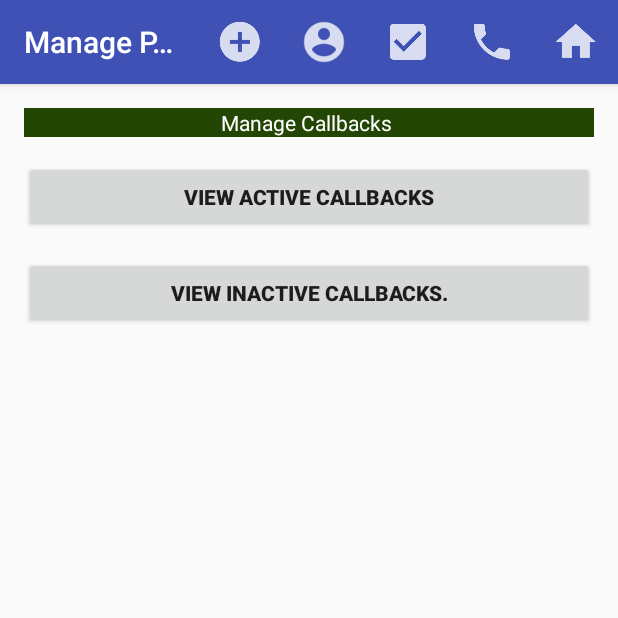
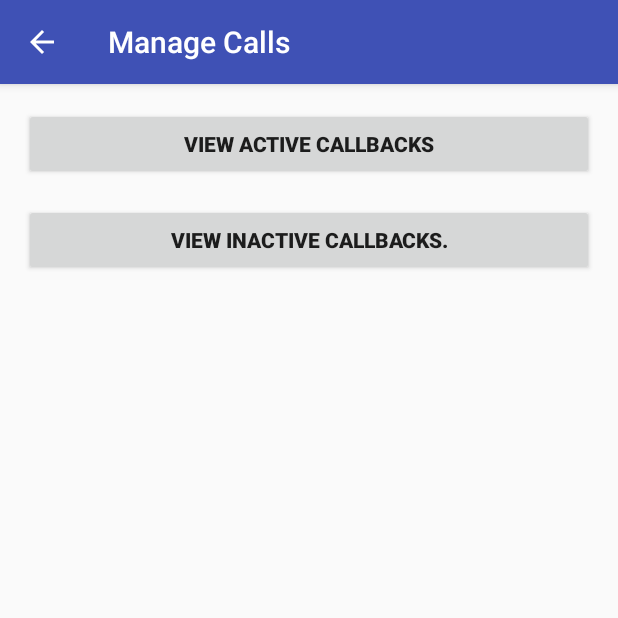
Before and after one commit to pngobiro/nyingi-app, an Android app: the ManageCallbacksActivity screen opened directly, with no data from a screen before it, on a phone screen of 412 x 824 dp, the top half of it. Run offline under Robolectric (Android 15) with nearby library versions, the phone set to English and light mode, and no system bars; libraries missing offline, so code that uses them is left out: com.parse, com.parse.ui.

Commit message:
minor changes

```diff
--- a/app/src/main/java/com/ngobiro/biroproperties/activities/ManageCallbacksActivity.kt
+++ b/app/src/main/java/com/ngobiro/biroproperties/activities/ManageCallbacksActivity.kt
@@ -16,6 +16,11 @@ class ManageCallbacksActivity : AppCompatActivity() {
         super.onCreate(savedInstanceState)
         setContentView(R.layout.activity_manage_callbacks)
 
+        supportActionBar?.setTitle("Manage Calls")
+        supportActionBar?.setDisplayHomeAsUpEnabled(true)
+        supportActionBar?.setDisplayShowHomeEnabled(true)
+
+
         view_active_callbacks_btn.setOnClickListener {
 
             val intent = Intent(applicationContext, DisplayActiveCallbacksActivity::class.java)
@@ -26,30 +31,14 @@ class ManageCallbacksActivity : AppCompatActivity() {
         }
     }
 
-    override fun onCreateOptionsMenu(menu: Menu?): Boolean {
-        val menuInflater = menuInflater
-        menuInflater.inflate(R.menu.manage_plot, menu)
 
-
-        return super.onCreateOptionsMenu(menu)
-    }
 
     override fun onOptionsItemSelected(item: MenuItem?): Boolean {
 
-        if (item?.itemId == R.id.add_plot) {
-            var intent = Intent(this, AddNewPlotActivity::class.java)
-
-            startActivity(intent)
+        if (item?.itemId == android.R.id.home) {
+            finish()
         }
 
-        if (item?.itemId == R.id.log_out) {
-            ParseUser.logOut()
-
-            val builder = ParseLoginBuilder(this)
-            startActivityForResult(builder.build(), 0)
-
-
-        }
 
 
 
--- a/app/src/main/java/com/ngobiro/biroproperties/adapters/PlotsAdapter.kt
+++ b/app/src/main/java/com/ngobiro/biroproperties/adapters/PlotsAdapter.kt
@@ -90,8 +90,8 @@ class  PlotsAdapter(private var list: ArrayList<Plot>, val listener: (Plot) -> U
     }
 
 
-    fun filterList(filterdPlot: ArrayList<Plot>) {
-        this.list = filterdPlot
+    fun filterList(filteredPlot: ArrayList<Plot>) {
+        this.list = filteredPlot
         notifyDataSetChanged()
     }
 
--- a/app/src/main/java/com/ngobiro/biroproperties/data/Plot.kt
+++ b/app/src/main/java/com/ngobiro/biroproperties/data/Plot.kt
@@ -16,6 +16,7 @@ data class Plot(  var objectId:String? = null,
                   var owner_name:String? = null,
                   var picture: String? =null,
                   var price: String? =null,
+                  var intergerPrice:Int? = null,
                   var mobile_number: String? =null,
                   var posted_on: Date? =null,
                   var location: String? =null,
--- a/app/src/main/res/layout/activity_manage_callbacks.xml
+++ b/app/src/main/res/layout/activity_manage_callbacks.xml
@@ -19,18 +19,6 @@
         app:layout_constraintTop_toTopOf="parent"
         android:layout_marginTop="8dp">
 
-
-
-        <TextView
-            android:id="@+id/manage_plot_callbacks_title_textView"
-            android:layout_margin="8dp"
-            android:textColor="@color/colorWhite"
-            android:background="@color/colorGreen"
-            android:textAlignment="center"
-            android:layout_width="match_parent"
-            android:layout_height="wrap_content"
-            android:text="Manage Callbacks "
-            />
 
         <Button
             android:id="@+id/view_active_callbacks_btn"
```
Also changed, not shown: app/src/main/java/com/ngobiro/biroproperties/activities/ListLocationPlotsActivity.kt (+15 -7 lines).
